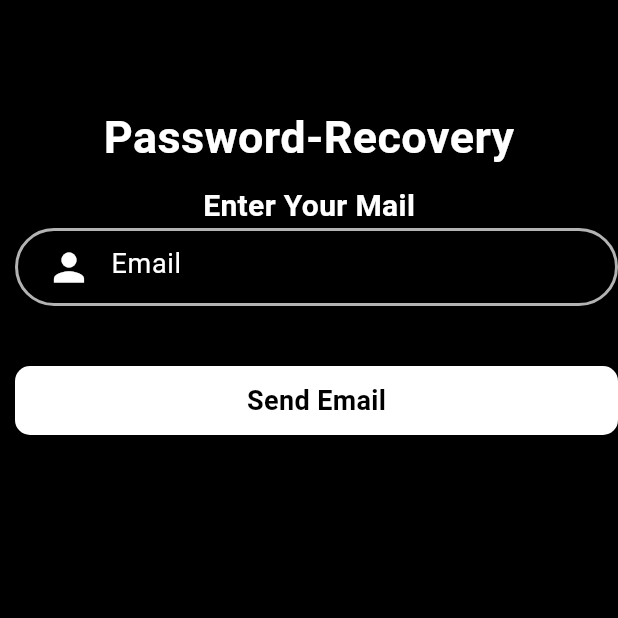
After one commit to AzzamHussain/EcommerceApp_withAdminPanel, a Flutter app: the Login screen opened directly, after a tap on "Forgot password?", on a phone screen of 412 x 824 dp, the top half of it. The commit adds this screen. Run offline on Flutter 3.47's test engine with Material 3 defaults, Android fonts, the phone set to English and light mode, and no system bars; our stand-ins replace curved_navigation_bar, firebase_auth, firebase_core; accounts and stored records are empty.

Commit message:
login error resolved

```diff
--- /dev/null
+++ b/lib/pages/forget_password.dart
@@ -0,0 +1,100 @@
+import 'package:flutter/material.dart';
+
+class ForgetPassword extends StatefulWidget {
+  const ForgetPassword({super.key});
+
+  @override
+  State<ForgetPassword> createState() => _ForgetPasswordState();
+}
+
+class _ForgetPasswordState extends State<ForgetPassword> {
+  TextEditingController mailcontroller = new TextEditingController();
+  @override
+  Widget build(BuildContext context) {
+    return Scaffold(
+      backgroundColor: Colors.black,
+      body: Container(
+        child: Column(
+          children: [
+            SizedBox(
+              height: 70.0,
+            ),
+            Container(
+              alignment: Alignment.topCenter,
+              child: Text(
+                "Password-Recovery",
+                style: TextStyle(
+                    color: Colors.white,
+                    fontSize: 30.0,
+                    fontWeight: FontWeight.bold),
+              ),
+            ),
+            SizedBox(
+              height: 10.0,
+            ),
+            Text(
+              "Enter Your Mail",
+              style: TextStyle(
+                  color: Colors.white,
+                  fontSize: 20.0,
+                  fontWeight: FontWeight.bold),
+            ),
+            Expanded(
+              child: Form(
+                  child: Padding(
+                padding: EdgeInsets.only(left: 10.0),
+                child: ListView(
+                  children: [
+                    Container(
+                      padding: EdgeInsets.only(left: 10.0),
+                      decoration: BoxDecoration(
+                          border: Border.all(color: Colors.white70, width: 2.0),
+                          borderRadius: BorderRadius.circular(30)),
+                      child: TextFormField(
+                          controller: mailcontroller,
+                          validator: (value) {
+                            if (value == null || value.isEmpty) {
+                              return "Please Enter Email";
+                            }
+                            return null;
+                          },
+                          style: TextStyle(color: Colors.white),
+                          decoration: InputDecoration(
+                              hintText: "Email",
+                              hintStyle: TextStyle(
+                                  fontSize: 18.0, color: Colors.white),
+                              prefixIcon: Icon(
+                                Icons.person,
+                                color: Colors.white,
+                                size: 30.0,
+                              ),
+                              border: InputBorder.none)),
+                    ),
+                    SizedBox(
+                      height: 40.0,
+                    ),
+                    Container(
+                        width: 140,
+                        padding: EdgeInsets.all(10.0),
+                        decoration: BoxDecoration(
+                            color: Colors.white,
+                            borderRadius: BorderRadius.circular(10)),
+                        child: Center(
+                          child: Text(
+                            "Send Email",
+                            style: TextStyle(
+                                color: Colors.black,
+                                fontSize: 18.0,
+                                fontWeight: FontWeight.bold),
+                          ),
+                        ))
+                  ],
+                ),
+              )),
+            )
+          ],
+        ),
+      ),
+    );
+  }
+}
--- a/lib/pages/login.dart
+++ b/lib/pages/login.dart
@@ -1,4 +1,6 @@
+import 'package:ecommerce_with_adminpanel/pages/forget_password.dart';
 import 'package:ecommerce_with_adminpanel/pages/signup.dart';
+import 'package:ecommerce_with_adminpanel/pages/homepage.dart'; // Import your next screen here
 import 'package:ecommerce_with_adminpanel/widgets/widget_support.dart';
 import 'package:firebase_auth/firebase_auth.dart';
 import 'package:flutter/material.dart';
@@ -15,22 +17,30 @@
 
   final _formkey = GlobalKey<FormState>();
 
-  TextEditingController useremailcontroller = new TextEditingController();
-  TextEditingController userpasswordcontroller = new TextEditingController();
+  TextEditingController useremailcontroller = TextEditingController();
+  TextEditingController userpasswordcontroller = TextEditingController();
 
   UserLogin() async {
     try {
       await FirebaseAuth.instance
           .signInWithEmailAndPassword(email: email, password: password);
+
+      // Navigate to the HomePage after successful login
+      Navigator.pushReplacement(
+        context,
+        MaterialPageRoute(
+            builder: (context) =>
+                Homepage()), // Replace with your desired screen
+      );
     } on FirebaseAuthException catch (e) {
-      if (e.code == 'user-not-Found') {
+      if (e.code == 'user-not-found') {
         ScaffoldMessenger.of(context).showSnackBar(SnackBar(
           content: Text(
             "No user found for that Email",
             style: TextStyle(fontSize: 18.0, color: Colors.black),
           ),
         ));
-      } else if (e.code == 'Wrong-Password') {
+      } else if (e.code == 'wrong-password') {
         ScaffoldMessenger.of(context).showSnackBar(SnackBar(
           content: Text(
             "Email or Password is incorrect",
@@ -90,8 +100,7 @@
                     borderRadius: BorderRadius.circular(10.0),
                     child: Container(
                       padding: EdgeInsets.symmetric(
-                          horizontal: 20.0,
-                          vertical: 30.0), // Added vertical padding
+                          horizontal: 20.0, vertical: 30.0),
                       width: MediaQuery.of(context).size.width,
                       decoration: BoxDecoration(
                         color: Colors.white,
@@ -101,8 +110,7 @@
                         key: _formkey,
                         child: Column(
                           children: [
-                            SizedBox(
-                                height: 10.0), // Reduced height for consistency
+                            SizedBox(height: 10.0),
                             Text(
                               "Login",
                               style: AppWidget.HeadLineTextFieldStyle(),
@@ -112,7 +120,7 @@
                               controller: useremailcontroller,
                               validator: (value) {
                                 if (value == null || value.isEmpty) {
-                                  return "Please Enter Password";
+                                  return "Please Enter Email";
                                 }
                                 return null;
                               },
@@ -139,15 +147,23 @@
                               ),
                             ),
                             SizedBox(height: 30.0),
-                            Container(
-                              alignment: Alignment.topRight,
-                              child: Text(
-                                "Forgot password?",
-                                style: AppWidget.boldTextFieldStyle(),
+                            GestureDetector(
+                              onTap: () {
+                                Navigator.push(
+                                    context,
+                                    MaterialPageRoute(
+                                        builder: (context) =>
+                                            ForgetPassword()));
+                              },
+                              child: Container(
+                                alignment: Alignment.topRight,
+                                child: Text(
+                                  "Forgot password?",
+                                  style: AppWidget.boldTextFieldStyle(),
+                                ),
                               ),
                             ),
-                            SizedBox(
-                                height: 50.0), // Reduced space above the button
+                            SizedBox(height: 50.0),
                             GestureDetector(
                               onTap: () {
                                 if (_formkey.currentState!.validate()) {
@@ -155,16 +171,14 @@
                                     email = useremailcontroller.text;
                                     password = userpasswordcontroller.text;
                                   });
+                                  UserLogin();
                                 }
-                                UserLogin();
                               },
                               child: Material(
                                 elevation: 5.0,
                                 borderRadius: BorderRadius.circular(20),
                                 child: Container(
-                                  padding: EdgeInsets.symmetric(
-                                      vertical:
-                                          12.0), // Increased vertical padding for button
+                                  padding: EdgeInsets.symmetric(vertical: 12.0),
                                   width: 200,
                                   decoration: BoxDecoration(
                                     color: Color(0xffff5720),
```
Also changed, not shown: 1 other file.
